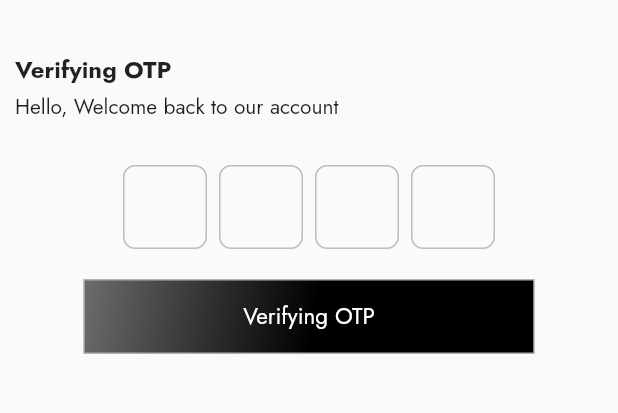
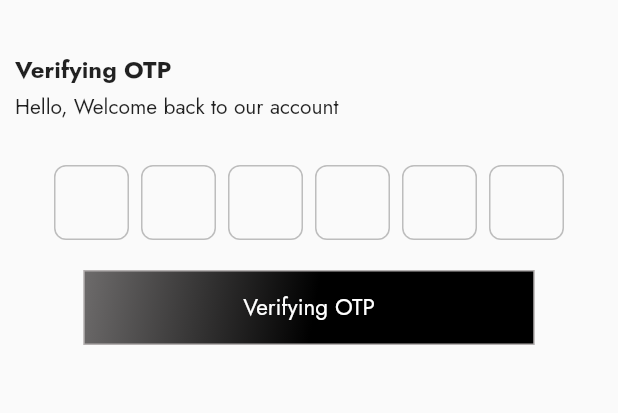
Before and after one commit to Brinfotech1407/TripContribute, a Flutter app: the OTPScreen screen opened directly, on a phone screen of 412 x 824 dp, the part 111-524 px from its top. Run offline on Flutter 3.47's test engine with Material 2 defaults, Android fonts, the phone set to English and light mode, and no system bars; drawn by our look-alikes of pinput.

Commit message:
otp verification screen 6 box's show set

```diff
--- a/lib/views/auth_views/otp_screen.dart
+++ b/lib/views/auth_views/otp_screen.dart
@@ -28,18 +28,6 @@ class _OTPScreenState extends State<OTPScreen> {
 
   @override
   Widget build(BuildContext context) {
-    final defaultPinTheme = PinTheme(
-      width: 56,
-      height: 56,
-      textStyle: const TextStyle(
-        fontSize: 22,
-      ),
-      decoration: BoxDecoration(
-        borderRadius: BorderRadius.circular(8),
-        border: Border.all(color: Colors.grey.shade400),
-      ),
-    );
-
     return Scaffold(
       body: SafeArea(
         child: Column(
@@ -80,15 +68,14 @@ class _OTPScreenState extends State<OTPScreen> {
                 Directionality(
                   textDirection: TextDirection.ltr,
                   child: Pinput(
+                    length: 6,
                     controller: otpController,
                     focusNode: focusNode,
-                    androidSmsAutofillMethod:
-                    AndroidSmsAutofillMethod.smsUserConsentApi,
                     listenForMultipleSmsOnAndroid: true,
                     defaultPinTheme: defaultPinTheme,
 
                     validator: (value) {
-                      return value == '1234' ? null : 'Pin is incorrect';
+                      return value == '123456' ? null : 'Pin is incorrect';
                     },
                     hapticFeedbackType: HapticFeedbackType.lightImpact,
                     onCompleted: (pin) {
@@ -148,4 +135,16 @@ class _OTPScreenState extends State<OTPScreen> {
       ),
     );
   }
+
+  final defaultPinTheme = PinTheme(
+    width: 50,
+    height: 50,
+    textStyle: const TextStyle(
+      fontSize: 21,
+    ),
+    decoration: BoxDecoration(
+      borderRadius: BorderRadius.circular(8),
+      border: Border.all(color: Colors.grey.shade400),
+    ),
+  );
 }
```
